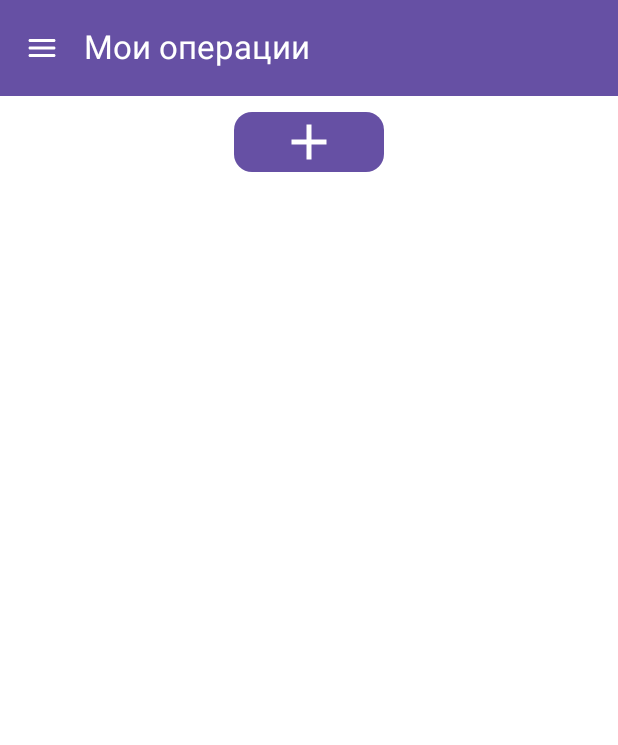
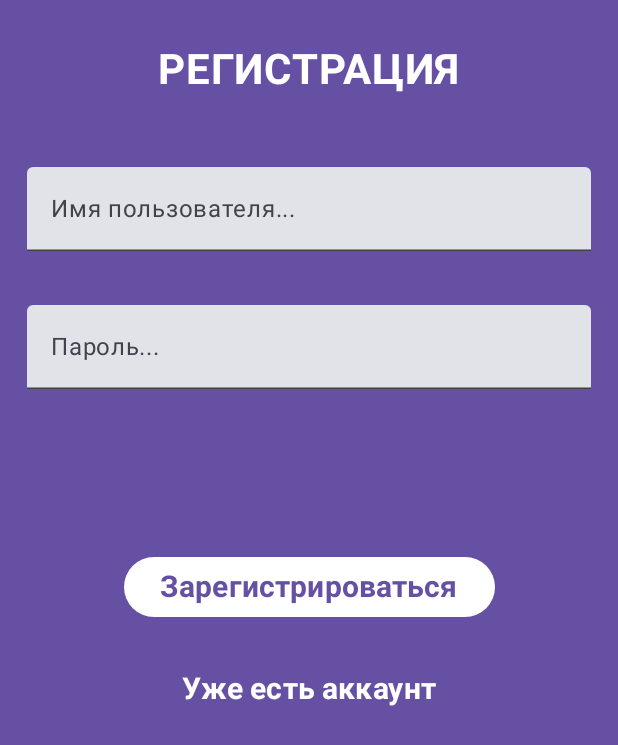
Before and after one commit to Lukanind/MyFinance, an Android app built with Jetpack Compose: the screen it shows after launch (MainActivity), on a phone screen of 412 x 824 dp. Shown: the top 745 px of the screen. Run offline under Robolectric (Android 15) with nearby library versions, the phone set to English and light mode, and no system bars; our stand-ins replace Room's generated code.

Commit message:
Добавление регистрации и авторизации с переходом на экраны Мелкие исправления

```diff
--- a/app/src/main/java/com/example/myfinance/MainActivity.kt
+++ b/app/src/main/java/com/example/myfinance/MainActivity.kt
@@ -13,10 +13,12 @@ import androidx.activity.viewModels
 import androidx.compose.material3.MaterialTheme
 import androidx.compose.material3.Surface
 import androidx.lifecycle.viewmodel.compose.viewModel
-import com.example.myfinance.ui.MyNavigationDrawer
+import com.example.myfinance.ui.screens.LoginScreen
+import com.example.myfinance.ui.screens.RegistrationScreen
 import com.example.myfinance.ui.theme.MyFinanceTheme
 import com.example.myfinance.viewmodels.OperationViewModel
 import com.example.myfinance.viewmodels.TitleViewModel
+import com.example.myfinance.viewmodels.UserViewModel
 
 class MainActivity : ComponentActivity() {
     val titleViewModel: TitleViewModel by viewModels()
@@ -35,8 +37,6 @@ class MainActivity : ComponentActivity() {
             }
         }
 
-
-
         enableEdgeToEdge()
         setContent {
             MyFinanceTheme {
@@ -47,7 +47,10 @@ class MainActivity : ComponentActivity() {
                     //modifier = Modifier.fillMaxSize(),
                     color = MaterialTheme.colorScheme.background
                 ) {
-                    MyNavigationDrawer(titleViewModel)
+                    MyNavigation()
+                    //RegistrationScreen()
+                    //LoginScreen()
+                    //MyNavigationDrawer(titleViewModel)
                 }
             }
         }
--- a/app/src/main/java/com/example/myfinance/ui/MyNavigationDrawer.kt
+++ b/app/src/main/java/com/example/myfinance/MyNavigation.kt
@@ -1,13 +1,16 @@
-package com.example.myfinance.ui
+package com.example.myfinance
 
 import android.annotation.SuppressLint
+import androidx.activity.viewModels
 import androidx.compose.foundation.layout.Box
 import androidx.compose.foundation.layout.fillMaxWidth
 import androidx.compose.foundation.layout.height
 import androidx.compose.foundation.layout.padding
 import androidx.compose.material.icons.Icons
+import androidx.compose.material.icons.automirrored.rounded.ExitToApp
 import androidx.compose.material.icons.filled.Home
 import androidx.compose.material.icons.filled.Warning
+import androidx.compose.material.icons.rounded.ExitToApp
 import androidx.compose.material.icons.rounded.Menu
 import androidx.compose.material3.DrawerValue
 import androidx.compose.material3.ExperimentalMaterial3Api
@@ -23,27 +26,88 @@ import androidx.compose.material3.TopAppBar
 import androidx.compose.material3.TopAppBarDefaults
 import androidx.compose.material3.rememberDrawerState
 import androidx.compose.runtime.Composable
+import androidx.compose.runtime.getValue
+import androidx.compose.runtime.mutableStateOf
+import androidx.compose.runtime.remember
 import androidx.compose.runtime.rememberCoroutineScope
 import androidx.compose.ui.Modifier
 import androidx.compose.ui.graphics.Color
 import androidx.compose.ui.unit.dp
+import androidx.navigation.NavHostController
 import androidx.navigation.compose.NavHost
 import androidx.navigation.compose.composable
 import androidx.navigation.compose.rememberNavController
 import com.example.myfinance.ui.screens.EditCategoryScreen
-import com.example.myfinance.viewmodels.TitleViewModel
 import com.example.myfinance.ui.screens.EditOperationScreen
+import com.example.myfinance.ui.screens.LoginScreen
 import com.example.myfinance.ui.screens.MainScreen
+import com.example.myfinance.ui.screens.RegistrationScreen
 import com.example.myfinance.ui.screens.Screens
 import com.example.myfinance.ui.screens.StatisticScreen
 import com.example.myfinance.ui.theme.Purple40
+import com.example.myfinance.viewmodels.AuthViewModel
+import com.example.myfinance.viewmodels.TitleViewModel
 import kotlinx.coroutines.launch
+
+@Composable
+fun MyNavigation() {
+    val authViewModel = remember { AuthViewModel() } // Создаем ViewModel для аутентификации
+    //val isAuthenticated by remember { mutableStateOf(authViewModel.isAuthenticated) }
+
+    val titleViewModel = remember { TitleViewModel() }
+
+    // Используем remember для хранения состояния навигации
+    val navigationController = rememberNavController()
+
+    if (authViewModel.isAuthenticated) {
+        // Отображаем основной интерфейс с ModalNavigationDrawer
+        MyNavigationDrawer(navigationController, authViewModel, titleViewModel)
+    } else {
+        // Отображаем экран логина или регистрации
+        AuthNavHost(navigationController, authViewModel)
+    }
+}
+
+@Composable
+fun AuthNavHost(navController: NavHostController, authViewModel: AuthViewModel) {
+    NavHost(
+        navController = navController,
+        startDestination = Screens.Register.screen
+    ) {
+        composable(Screens.Login.screen) {
+            LoginScreen(
+                navController = navController,
+                onLoginSuccess = {
+                    authViewModel.isAuthenticated = true
+//                    navController.navigate(Screens.Main.screen) {
+//                        popUpTo(Screens.Login.screen) { inclusive = true }
+//                    }
+                }
+            )
+        }
+        composable(Screens.Register.screen) {
+            RegistrationScreen(
+                navController = navController,
+                onRegisterSuccess = {
+                    //authViewModel.isAuthenticated = true
+                    navController.navigate(Screens.Login.screen) {
+                        popUpTo(Screens.Register.screen) { inclusive = true }
+                    }
+                }
+            )
+        }
+    }
+}
 
 @SuppressLint("UnusedMaterial3ScaffoldPaddingParameter")
 @OptIn(ExperimentalMaterial3Api::class)
 @Composable
-fun MyNavigationDrawer(titleViewModel: TitleViewModel){
-    val navigationController = rememberNavController()
+fun MyNavigationDrawer(
+    navigationController: NavHostController,
+    authViewModel: AuthViewModel,
+    titleViewModel: TitleViewModel
+){
+    //val navigationController = rememberNavController()
     val coroutineScope = rememberCoroutineScope()
     val drawerState = rememberDrawerState(initialValue = DrawerValue.Closed)
 
@@ -61,7 +125,8 @@ fun MyNavigationDrawer(titleViewModel: TitleViewModel){
                     icon = { Icon(
                         imageVector = Icons.Default.Home,
                         contentDescription = "Main",
-                        tint = Purple40)
+                        tint = Purple40
+                    )
                     },
                     onClick = {
                         coroutineScope.launch {
@@ -117,7 +182,20 @@ fun MyNavigationDrawer(titleViewModel: TitleViewModel){
                                 Icons.Rounded.Menu, contentDescription = "MenuButton"
                             )
                         }
-                    })
+                    },
+                    actions = {
+                        IconButton(
+                            onClick = { authViewModel.isAuthenticated = false }
+                        )
+                        {
+                            Icon(
+                                Icons.AutoMirrored.Rounded.ExitToApp,
+                                contentDescription = "Logout",
+                                tint = Color.White
+                            )
+                        }
+                    }
+                )
             }
         ) { paddingValues ->
             NavHost(
@@ -125,8 +203,17 @@ fun MyNavigationDrawer(titleViewModel: TitleViewModel){
                 startDestination = Screens.Main.screen,
                 Modifier.padding(paddingValues)
             ){
-                composable(Screens.Main.screen){ MainScreen(navigationController = navigationController) }
-                composable(Screens.Statistic.screen){ StatisticScreen() }
+                composable(Screens.Main.screen){
+                    MainScreen(
+                        navigationController = navigationController,
+                        titleViewModel = titleViewModel
+                    )
+                }
+                composable(Screens.Statistic.screen){
+                    StatisticScreen(
+                        titleViewModel = titleViewModel
+                    )
+                }
                 composable(Screens.AddOperation.screen){
                     EditOperationScreen(
                         navigationController = navigationController,
--- a/app/src/main/java/com/example/myfinance/data/UserDAO.kt
+++ b/app/src/main/java/com/example/myfinance/data/UserDAO.kt
@@ -12,6 +12,9 @@ interface UserDao {
     @Query("SELECT * FROM users WHERE username = :userName AND password = :password LIMIT 1")
     suspend fun getUser(userName: String, password: String): UserEntity?
 
+    @Query("SELECT * FROM users WHERE userName = :userName LIMIT 1")
+    suspend fun getUserByUserName(userName: String): UserEntity?
+
     @Query("SELECT * FROM users")
     suspend fun getAllUsers(): List<UserEntity>
 }
--- a/app/src/main/java/com/example/myfinance/ui/CategoryDropdown.kt
+++ b/app/src/main/java/com/example/myfinance/ui/CategoryDropdown.kt
@@ -16,7 +16,9 @@ import androidx.compose.runtime.remember
 import androidx.compose.runtime.setValue
 import androidx.compose.ui.Modifier
 import androidx.compose.ui.graphics.Color
+import androidx.compose.ui.text.font.FontWeight
 import androidx.compose.ui.unit.dp
+import androidx.compose.ui.unit.sp
 import androidx.lifecycle.viewmodel.compose.viewModel
 import com.example.myfinance.viewmodels.CategoryViewModel
 
@@ -38,7 +40,8 @@ fun CategoryDropdownMenu(categoryViewModel: CategoryViewModel = viewModel(factor
                 .clickable { expanded = true }
                 .padding(16.dp)
                 .border(1.dp, Color.Gray)
-                .fillMaxWidth()
+                .fillMaxWidth(),
+            fontSize = 20.sp
         )
 
         // Выпадающее меню
--- /dev/null
+++ b/app/src/main/java/com/example/myfinance/ui/screens/Registration_Screen.kt
@@ -0,0 +1,135 @@
+package com.example.myfinance.ui.screens
+
+import android.util.Log
+import android.widget.Toast
+import androidx.compose.foundation.background
+import androidx.compose.foundation.layout.Column
+import androidx.compose.foundation.layout.Spacer
+import androidx.compose.foundation.layout.fillMaxSize
+import androidx.compose.foundation.layout.fillMaxWidth
+import androidx.compose.foundation.layout.padding
+import androidx.compose.material3.Button
+import androidx.compose.material3.ButtonDefaults
+import androidx.compose.material3.Text
+import androidx.compose.material3.TextField
+import androidx.compose.runtime.Composable
+import androidx.compose.runtime.getValue
+import androidx.compose.runtime.mutableStateOf
+import androidx.compose.runtime.remember
+import androidx.compose.runtime.setValue
+import androidx.compose.ui.Alignment
+import androidx.compose.ui.Modifier
+import androidx.compose.ui.graphics.Color
+import androidx.compose.ui.platform.LocalContext
+import androidx.compose.ui.text.font.FontWeight
+import androidx.compose.ui.text.input.PasswordVisualTransformation
+import androidx.compose.ui.unit.dp
+import androidx.compose.ui.unit.sp
+import androidx.lifecycle.viewmodel.compose.viewModel
+import androidx.navigation.NavHostController
+import com.example.myfinance.ui.theme.Purple40
+import com.example.myfinance.viewmodels.UserViewModel
+
+@Composable
+fun RegistrationScreen(
+    viewModel: UserViewModel = viewModel(factory = UserViewModel.factory),
+    navController: NavHostController,
+    onRegisterSuccess: () -> Unit
+) {
+    var userName by remember { mutableStateOf("") }
+    var password by remember { mutableStateOf("") }
+    var registrationSuccess by remember { mutableStateOf<Boolean?>(null) }
+
+    val context = LocalContext.current
+
+    Column(
+        modifier = Modifier
+            .fillMaxSize()
+            .background(Purple40)
+    ) {
+        Text(
+            "РЕГИСТРАЦИЯ",
+            fontSize = 28.sp,
+            fontWeight = FontWeight.Bold,
+            color = Color.White,
+            modifier = Modifier
+                .padding(30.dp)
+                .align(Alignment.CenterHorizontally)
+        )
+        TextField(
+            value = userName,
+            onValueChange = { userName = it },
+            label = { Text("Имя пользователя...") },
+            modifier = Modifier
+                .padding(18.dp)
+                .fillMaxWidth(),
+            singleLine = true
+        )
+        TextField(
+            value = password,
+            onValueChange = { password = it },
+            label = { Text("Пароль...") },
+            visualTransformation = PasswordVisualTransformation(),
+            modifier = Modifier
+                .padding(18.dp)
+                .fillMaxWidth(),
+            singleLine = true
+        )
+        Spacer(modifier = Modifier.padding(40.dp))
+        Button(
+            onClick = {
+                if (userName.isEmpty() || password.isEmpty()){
+                    Toast.makeText(context, "Ошибка! Заполните поля!", Toast.LENGTH_SHORT).show()
+                } else {
+                    try {
+                        viewModel.registerUser(userName, password) { success ->
+                            registrationSuccess = success
+                        }
+                        if (registrationSuccess == true){
+                            onRegisterSuccess()
+                        } else {
+                            Toast.makeText(context, "Такой пользователь уже существует!", Toast.LENGTH_SHORT).show()
+                        }
+                    } catch (ex: Exception){
+                        Toast.makeText(context, ex.localizedMessage, Toast.LENGTH_SHORT).show()
+                        Log.d("Register", ex.localizedMessage)
+                    }
+                }
+            },
+
+            colors = ButtonDefaults.buttonColors(
+                containerColor = Color.White,
+                contentColor = Purple40
+            ),
+            modifier = Modifier
+                .align(Alignment.CenterHorizontally)
+                .padding(10.dp)
+        ) {
+            Text(
+                "Зарегистрироваться",
+                fontSize = 20.sp,
+                fontWeight = FontWeight.Bold
+            )
+        }
+        Button(
+            onClick = {
+                navController.navigate(Screens.Login.screen){
+
+                }
+            },
+            colors = ButtonDefaults.buttonColors(
+                containerColor = Purple40,
+                contentColor = Color.White
+            ),
+            modifier = Modifier
+                .align(Alignment.CenterHorizontally)
+                .padding(10.dp)
+        ) {
+            Text(
+                "Уже есть аккаунт",
+                fontSize = 20.sp,
+                fontWeight = FontWeight.Bold
+            )
+        }
+    }
+}
--- a/app/src/main/java/com/example/myfinance/ui/screens/Screens.kt
+++ b/app/src/main/java/com/example/myfinance/ui/screens/Screens.kt
@@ -6,4 +6,6 @@ sealed class Screens(val screen: String) {
     data object EditOperation: Screens("edit/{entityId}")
     data object Statistic: Screens("statistic")
     data object AddCategory: Screens("addCategory")
+    data object Register: Screens("reg")
+    data object Login: Screens("login")
 }
--- /dev/null
+++ b/app/src/main/java/com/example/myfinance/viewmodels/AuthViewModel.kt
@@ -0,0 +1,11 @@
+package com.example.myfinance.viewmodels
+
+import androidx.compose.runtime.getValue
+import androidx.compose.runtime.mutableStateOf
+import androidx.compose.runtime.setValue
+import androidx.lifecycle.ViewModel
+
+class AuthViewModel : ViewModel() {
+    var isAuthenticated by mutableStateOf(false)
+    var isAdmin by mutableStateOf(false)
+}
```
Also changed, not shown: app/src/main/java/com/example/myfinance/ui/screens/EditCategory_Screen.kt (+0 -13 lines), app/src/main/java/com/example/myfinance/ui/screens/EditOperation_Screen.kt (+0 -25 lines), app/src/main/java/com/example/myfinance/ui/screens/Login_Screen.kt (added, +130 -0 lines), app/src/main/java/com/example/myfinance/ui/screens/Main_Screen.kt (+6 -1 lines), app/src/main/java/com/example/myfinance/ui/screens/Statistic_Screen.kt (+8 -9 lines), app/src/main/java/com/example/myfinance/viewmodels/UserViewModel.kt (+23 -4 lines).
